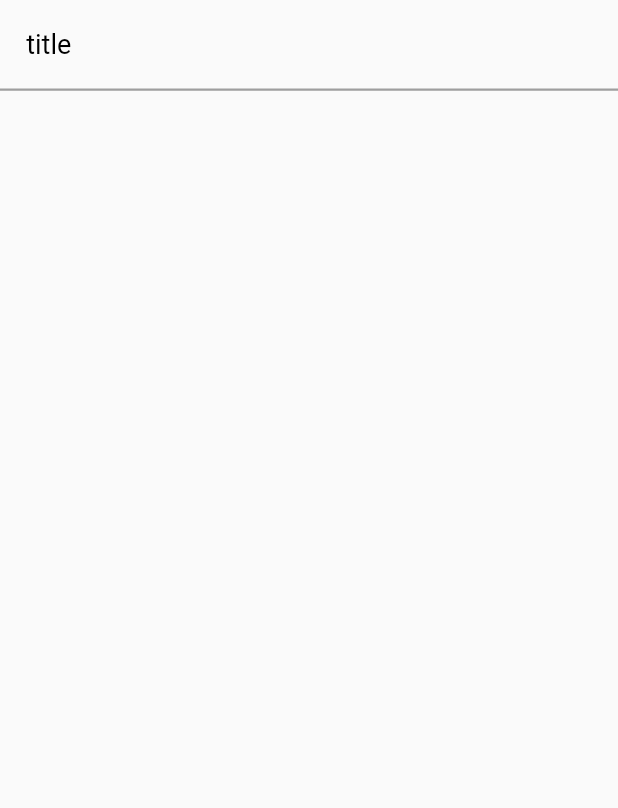
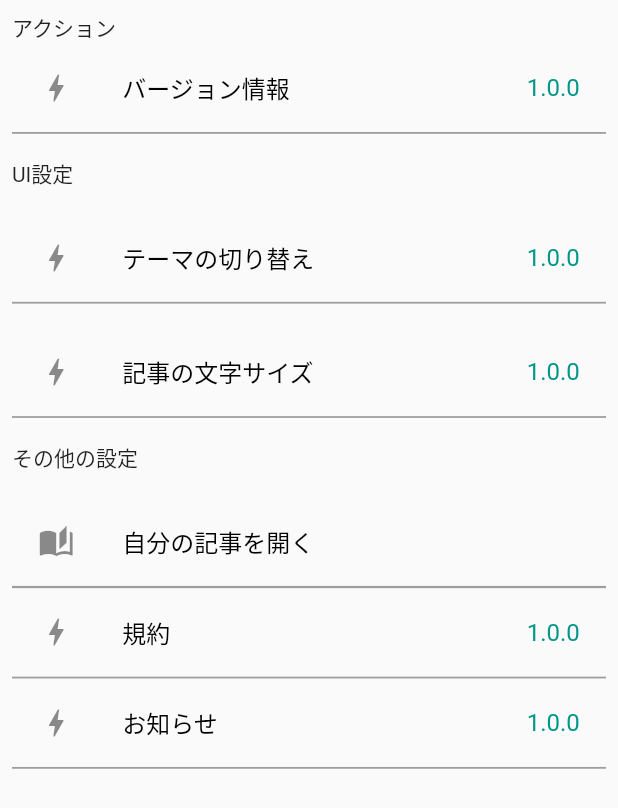
Before and after one commit to railgun-0402/Qiita_Riverpod, a Flutter app: the SettingTopPage screen opened directly, on a phone screen of 412 x 824 dp. Shown: the top 808 px of the screen. Run offline on Flutter 3.47's test engine with Material 2 defaults, Android fonts, the phone set to English and light mode, and no system bars; our stand-ins replace dio, flutter_riverpod, freezed_annotation, webview_flutter; network calls fail.

Commit message:
■修正内容 ・設定画面の変更 ・設定画面の要素を追加 ・「自分の記事を開く」を押下すると、Qiitaのマイページへ飛ぶ

```diff
--- a/lib/view/settings/setting_top_page.dart
+++ b/lib/view/settings/setting_top_page.dart
@@ -1,54 +1,69 @@
 import 'package:flutter/material.dart';
+import 'package:flutter_riverpod/flutter_riverpod.dart';
+import 'package:qiita_application/view/settings/setting_top_strings.dart';
+import 'package:qiita_application/view_model/setting/setting_top_notifier.dart';
 
 class SettingTopPage extends StatelessWidget {
-  SettingTopPage({Key? key}) : super(key: key);
+  const SettingTopPage({Key? key}) : super(key: key);
 
   /// タブの高さ
   static const double tabBarHeight = 10;
 
-  final settingItem = [];
+  /// 間の大きさ
+  static const double height = 16;
 
   @override
   Widget build(BuildContext context) {
     return Scaffold(
       body: SingleChildScrollView(
-        child: ListView.builder(
-          itemCount: 1,
-          shrinkWrap: true,
-          physics: const NeverScrollableScrollPhysics(),
-          itemBuilder: (BuildContext context, int index) {
-            return showSettingItem(context, 'title');
-          },
+        child: Padding(
+          padding: const EdgeInsets.all(8.0),
+          child: ListView(
+            shrinkWrap: true,
+            physics: const NeverScrollableScrollPhysics(),
+            children: const <Widget>[
+              /// ヘッダー
+              SettingHeadLine(title: settingHeadLine),
+
+              /// バージョン情報
+              SettingVersion(title: settingVersion),
+              SizedBox(height: height),
+
+              /// UI設定
+              SettingHeadLine(title: headerUISetting),
+              SizedBox(height: height),
+              // テーマの切り替え
+              SettingVersion(title: titleTheme),
+              SizedBox(height: height),
+              // 記事サイズの変更
+              SettingVersion(title: titleStrSize),
+              SizedBox(height: height),
+
+              /// その他の設定
+              SettingHeadLine(title: headerSetting),
+              SizedBox(height: height),
+              // 自分の記事を開く
+              OpenMyPage(title: titleOpenMyPage),
+              // 規約
+              SettingVersion(title: titleRule),
+              // お知らせ
+              SettingVersion(title: titleInformation),
+            ],
+          ),
         ),
-
-        // child: Padding(
-        //   padding: const EdgeInsets.all(8.0),
-        //   child: ListView(
-        //     shrinkWrap: true,
-        //     physics: const NeverScrollableScrollPhysics(),
-        //     children: const <Widget>[
-        //       Card(
-        //         child: ListTile(
-        //           title: Text('title'),
-        //         ),
-        //       ),
-        //     ],
-        //     // child: Column(
-        //     //   children: const [
-        //     //     SizedBox(height: 10),
-        //     //     SettingHeadLine(title: 'title'),
-        //     //   ],
-        //     // ),
-        //   ),
-        // ),
       ),
     );
   }
+}
 
-  ///
-  /// 設定をそれぞれ表示
-  ///
-  Widget showSettingItem(context, title) {
+/// アプリのバージョンを示す
+class SettingVersion extends StatelessWidget {
+  const SettingVersion({Key? key, required this.title}) : super(key: key);
+  final String title;
+  final String appVer = '1.0.0';
+
+  @override
+  Widget build(BuildContext context) {
     return GestureDetector(
       child: Container(
         padding: const EdgeInsets.all(1.5),
@@ -56,21 +71,27 @@ class SettingTopPage extends StatelessWidget {
           border: Border(
             bottom: BorderSide(
               color: Colors.grey,
-              width: 1.5,
+              width: 1.2,
             ),
           ),
         ),
         child: ListTile(
+          leading: const Icon(Icons.bolt),
+          trailing: Text(
+            appVer,
+            style: const TextStyle(
+              color: Colors.teal,
+              fontSize: 16,
+            ),
+          ),
           title: Text(
             title,
             style: const TextStyle(
               color: Colors.black,
-              fontSize: 18,
+              fontSize: 16,
+              fontWeight: FontWeight.w100,
             ),
           ),
-          onTap: () {
-            print('設定押下');
-          },
         ),
       ),
     );
@@ -91,3 +112,43 @@ class SettingHeadLine extends StatelessWidget {
     );
   }
 }
+
+/// 自分の記事を開く
+class OpenMyPage extends ConsumerWidget {
+  const OpenMyPage({Key? key, required this.title}) : super(key: key);
+  final String title;
+
+  /// 自分の記事サンプルurl
+  static const String stringUri = 'https://qiita.com/railgun-0402';
+
+  @override
+  Widget build(BuildContext context, WidgetRef ref) {
+    return GestureDetector(
+      child: Container(
+        padding: const EdgeInsets.all(1.5),
+        decoration: const BoxDecoration(
+          border: Border(
+            bottom: BorderSide(
+              color: Colors.grey,
+              width: 1.5,
+            ),
+          ),
+        ),
+        child: ListTile(
+          leading: const Icon(Icons.auto_stories),
+          title: Text(
+            title,
+            style: const TextStyle(
+              color: Colors.black,
+              fontSize: 16,
+              fontWeight: FontWeight.w100,
+            ),
+          ),
+          onTap: () {
+            openQiitaPage(stringUri);
+          },
+        ),
+      ),
+    );
+  }
+}
--- a/lib/view/settings/setting_top_strings.dart
+++ b/lib/view/settings/setting_top_strings.dart
@@ -1,3 +1,29 @@
 /*
  * setting_topで使用する文言をここで管理する
  */
+/// 設定のヘッダー
+const String settingHeadLine = 'アクション';
+
+/// バージョン
+const String settingVersion = 'バージョン情報';
+
+/// UI設定ヘッダー
+const String headerUISetting = 'UI設定';
+
+/// タイトル-テーマの切り替え
+const String titleTheme = 'テーマの切り替え';
+
+/// タイトル-記事の文字サイズを切り替え
+const String titleStrSize = '記事の文字サイズ';
+
+/// タイトル-自分の記事を開く
+const String titleOpenMyPage = '自分の記事を開く';
+
+/// タイトル-規約
+const String titleRule = '規約';
+
+/// タイトル-規約
+const String titleInformation = 'お知らせ';
+
+/// その他設定ヘッダー
+const String headerSetting = 'その他の設定';
--- a/pubspec.yaml
+++ b/pubspec.yaml
@@ -41,6 +41,7 @@ dependencies:
   dio: ^5.1.0
   webview_flutter: ^2.0.8
   http: ^0.13.5
+  url_launcher: ^6.1.10
 
 dev_dependencies:
   flutter_test:
```
Also changed, not shown: lib/view/show_search_result/show_search_result_page.dart (+4 -4 lines), lib/view_model/setting/setting_top_notifier.dart (added, +35 -0 lines), pubspec.lock, 6 other files.
